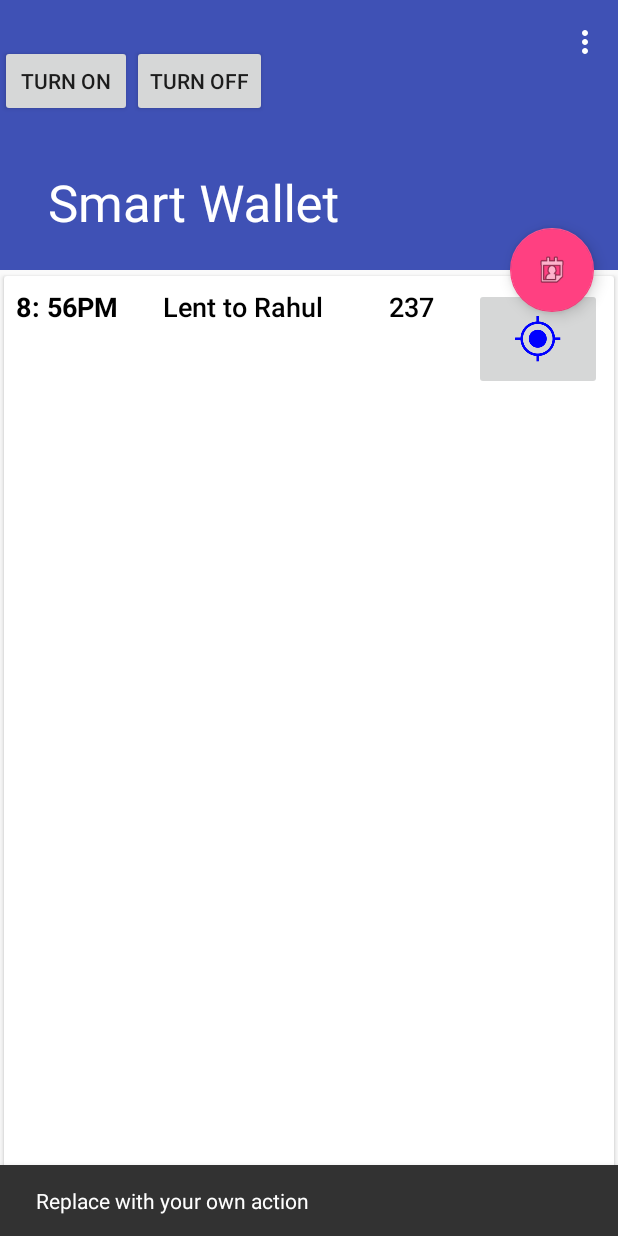
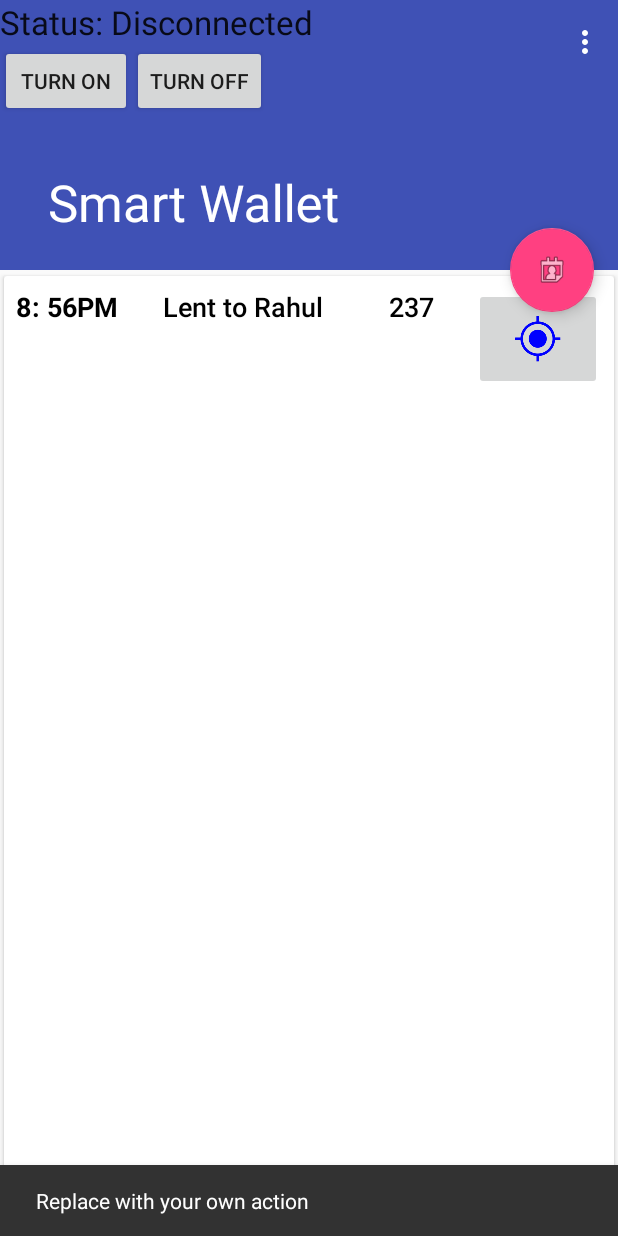
Before and after one commit to aditya-nambiar/smartwallet, an Android app: the screen it shows after launch (ScrollingActivity), after a tap on an icon or button, on a phone screen of 412 x 824 dp. Run offline under Robolectric (Android 15) with nearby library versions, the phone set to English and light mode, and no system bars; 2 other taps on this screen came first.

Commit message:
enable/disable bt added

```diff
--- a/app/src/main/java/com/togather/me/smartwallet/ScrollingActivity.java
+++ b/app/src/main/java/com/togather/me/smartwallet/ScrollingActivity.java
@@ -17,12 +17,31 @@ import android.bluetooth.BluetoothAdapter;
 import java.util.ArrayList;
 import java.util.List;
 import java.util.Random;
+import android.widget.Button;
+import android.widget.TextView;
+import android.widget.Toast;
+import android.view.View.OnClickListener;
+import android.content.Intent;
+import android.content.IntentFilter;
+import android.view.View;
+import android.view.View.OnClickListener;
+import android.bluetooth.BluetoothAdapter;
+import android.bluetooth.BluetoothDevice;
+import android.content.BroadcastReceiver;
+
 
 public class ScrollingActivity extends AppCompatActivity {
 
     private RecyclerView busRidesView;
     private Adapter mAdapter;
     private List<CashFlow> cashFlowList = new ArrayList<>();
+
+    private Button onBtn;
+    private Button offBtn;
+    private TextView text;
+    private BluetoothAdapter myBluetoothAdapter;
+    private static final int REQUEST_ENABLE_BT = 1;
+
 
     protected int getLayoutId() {
         return R.layout.activity_listofitems;
@@ -81,7 +100,7 @@ public class ScrollingActivity extends AppCompatActivity {
         mAdapter = new Adapter(this, cashFlowList);
         busRidesView.setItemAnimator(new DefaultItemAnimator());
         busRidesView.setAdapter(mAdapter);
-        System.out.println("InitRunnin");
+        System.out.println("InitRunning");
     }
 
 
@@ -107,12 +126,66 @@ public class ScrollingActivity extends AppCompatActivity {
     }
 
     protected void initializeBluetooth() {
-        BluetoothAdapter mBluetoothAdapter = BluetoothAdapter.getDefaultAdapter();
-        if (mBluetoothAdapter == null) {
+        BluetoothAdapter myBluetoothAdapter = BluetoothAdapter.getDefaultAdapter();
+        text = (TextView) findViewById(R.id.text);
+        onBtn = (Button)findViewById(R.id.turnOn);
+        offBtn = (Button)findViewById(R.id.turnOff);
+
+        if (myBluetoothAdapter == null) {
             // Device does not support Bluetooth
+            onBtn.setEnabled(false);
+            offBtn.setEnabled(false);
+            text.setText("Status: not supported");
+            Toast.makeText(getApplicationContext(),"Your device does not support Bluetooth",
+                    Toast.LENGTH_LONG).show();
             return;
         }
+        else {
+            onBtn.setOnClickListener(new OnClickListener() {
+                @Override
+                public void onClick(View v) {
+                    on(v);
+                }
+            });
+            offBtn.setOnClickListener(new OnClickListener() {
+                @Override
+                public void onClick(View v) {
+                    off(v);
+                }
+            });
+        }
+    }
 
+    public void on(View view){
+        if (!myBluetoothAdapter.isEnabled()) {
+            Intent turnOnIntent = new Intent(BluetoothAdapter.ACTION_REQUEST_ENABLE);
+            startActivityForResult(turnOnIntent, REQUEST_ENABLE_BT);
+
+            Toast.makeText(getApplicationContext(),"Bluetooth turned on" ,
+                    Toast.LENGTH_LONG).show();
+        } else{
+            Toast.makeText(getApplicationContext(),"Bluetooth is already on",
+                    Toast.LENGTH_LONG).show();
+        }
+    }
+
+    public void off(View view){
+        myBluetoothAdapter.disable();
+        text.setText("Status: Disconnected");
+
+        Toast.makeText(getApplicationContext(),"Bluetooth turned off",
+                Toast.LENGTH_LONG).show();
+    }
+
+    @Override
+    protected void onActivityResult(int requestCode, int resultCode, Intent data) {
+        if(requestCode == REQUEST_ENABLE_BT){
+            if(myBluetoothAdapter.isEnabled()) {
+                text.setText("Status: Enabled");
+            } else {
+                text.setText("Status: Disabled");
+            }
+        }
     }
 
     @Override
--- a/app/src/main/res/layout/activity_scrolling.xml
+++ b/app/src/main/res/layout/activity_scrolling.xml
@@ -46,6 +46,13 @@
             android:orientation="vertical"
             app:layout_behavior="@string/appbar_scrolling_view_behavior" />
 
+    <TextView
+        android:id="@+id/text"
+        android:layout_width="wrap_content"
+        android:layout_height="wrap_content"
+        android:textAppearance="?android:attr/textAppearanceLarge"
+        android:text="@string/Text" />
+
     <LinearLayout
         android:layout_width="match_parent"
         android:layout_height="wrap_content"
```
